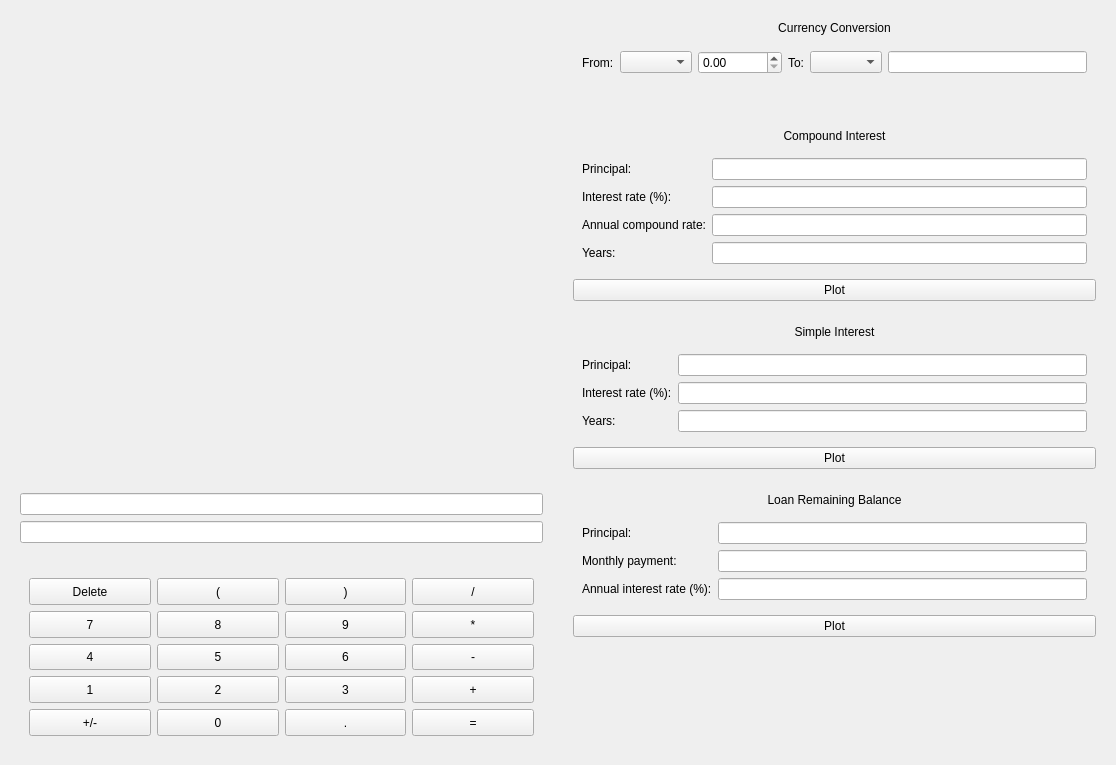
Qt form app/calculator.ui (ebaustria/financial_calculator) before a commit.
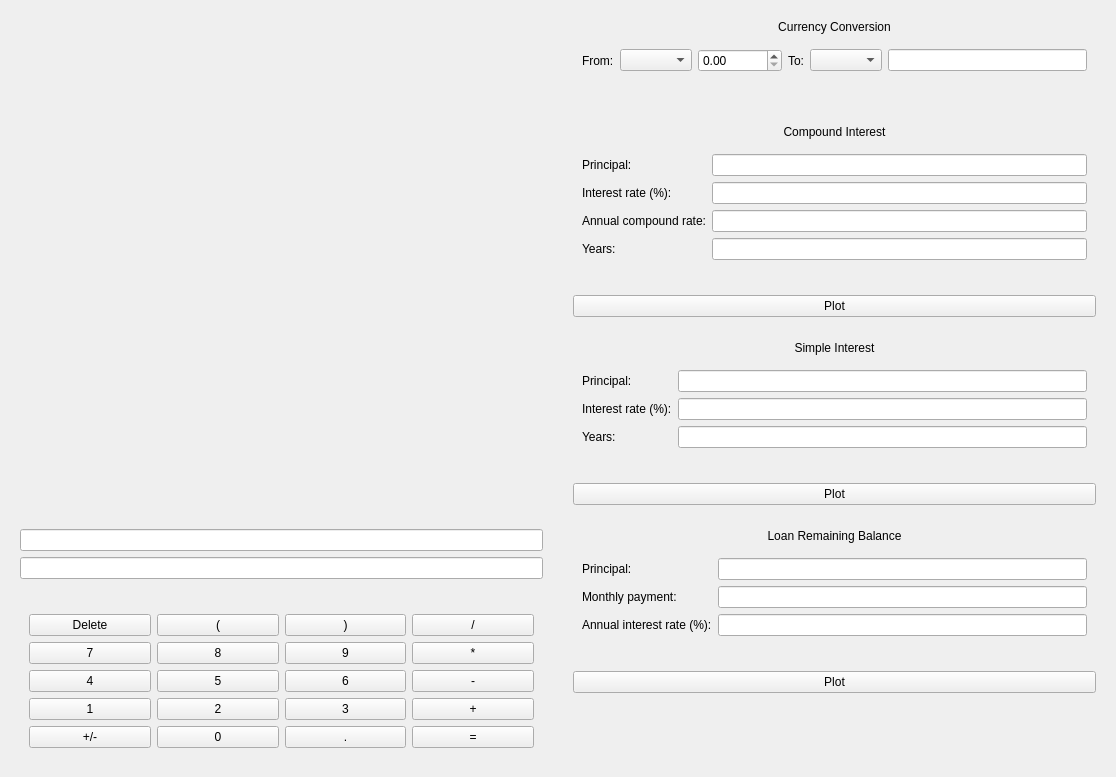
The same form after that commit. Custom widgets are drawn as their Qt base class.

Commit message: Error handling in plotting forms

```diff
--- a/app/calculator.ui
+++ b/app/calculator.ui
@@ -69,6 +69,13 @@
         </layout>
        </widget>
       </item>
+      <item>
+       <widget class="QLabel" name="simpleInterestErrorLabel">
+        <property name="text">
+         <string/>
+        </property>
+       </widget>
+      </item>
       <item>
        <widget class="QPushButton" name="plotSimpleInterestButton">
         <property name="text">
@@ -211,6 +218,13 @@
         </layout>
        </widget>
       </item>
+      <item>
+       <widget class="QLabel" name="loanRepaymentErrorLabel">
+        <property name="text">
+         <string/>
+        </property>
+       </widget>
+      </item>
       <item>
        <widget class="QPushButton" name="plotLoanRepaymentButton">
         <property name="text">
@@ -585,6 +599,13 @@
         </layout>
        </widget>
       </item>
+      <item>
+       <widget class="QLabel" name="compoundInterestErrorLabel">
+        <property name="text">
+         <string/>
+        </property>
+       </widget>
+      </item>
       <item>
        <widget class="QPushButton" name="plotCompoundInterestButton">
         <property name="text">
```
The commit also changes 1 other file.
